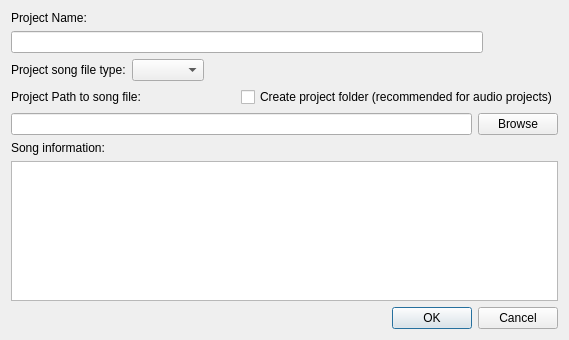
The window that muse/widgets/projectcreate.ui (nengxu/lmuse) describes before a commit, drawn with Qt 5.
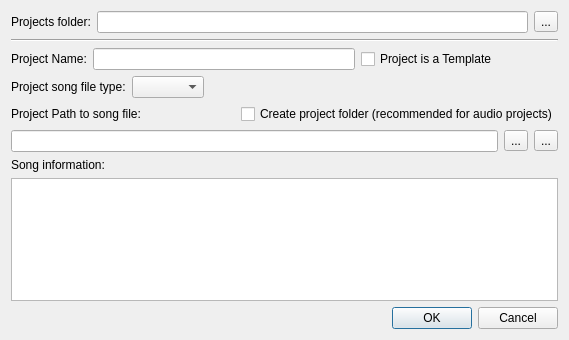
The same window after the commit.

Commit message: Improved: Project save dialog. Added: Project directory in global settings dialog. Untitled project unique name support. Fixed: Saving compressed files, spaces in name.

```diff
--- a/muse/widgets/projectcreate.ui
+++ b/muse/widgets/projectcreate.ui
@@ -17,28 +17,67 @@
    <item>
     <layout class="QVBoxLayout" name="verticalLayout">
      <item>
-      <widget class="QLabel" name="label_2">
-       <property name="text">
-        <string>Project Name:</string>
+      <layout class="QHBoxLayout" name="horizontalLayout_8">
+       <item>
+        <widget class="QLabel" name="label_5">
+         <property name="text">
+          <string>Projects folder:</string>
+         </property>
+        </widget>
+       </item>
+       <item>
+        <widget class="QLineEdit" name="projDirLineEdit">
+         <property name="readOnly">
+          <bool>true</bool>
+         </property>
+        </widget>
+       </item>
+       <item>
+        <widget class="QToolButton" name="projDirToolButton">
+         <property name="text">
+          <string>...</string>
+         </property>
+        </widget>
+       </item>
+      </layout>
+     </item>
+     <item>
+      <widget class="Line" name="line">
+       <property name="orientation">
+        <enum>Qt::Horizontal</enum>
        </property>
       </widget>
      </item>
      <item>
       <layout class="QHBoxLayout" name="horizontalLayout_3">
+       <item>
+        <widget class="QLabel" name="label_2">
+         <property name="text">
+          <string>Project Name:</string>
+         </property>
+        </widget>
+       </item>
        <item>
         <widget class="QLineEdit" name="projectNameEdit"/>
        </item>
+       <item>
+        <widget class="QCheckBox" name="templateCheckBox">
+         <property name="text">
+          <string>Project is a Template</string>
+         </property>
+        </widget>
+       </item>
        <item>
         <spacer name="horizontalSpacer">
          <property name="orientation">
           <enum>Qt::Horizontal</enum>
          </property>
          <property name="sizeType">
-          <enum>QSizePolicy::Fixed</enum>
+          <enum>QSizePolicy::Minimum</enum>
          </property>
          <property name="sizeHint" stdset="0">
           <size>
-           <width>75</width>
+           <width>60</width>
            <height>20</height>
           </size>
          </property>
@@ -114,9 +153,16 @@
         </widget>
        </item>
        <item>
-        <widget class="QPushButton" name="browseDirButton">
+        <widget class="QToolButton" name="browseDirButton">
          <property name="text">
-          <string>Browse</string>
+          <string>...</string>
+         </property>
+        </widget>
+       </item>
+       <item>
+        <widget class="QToolButton" name="restorePathButton">
+         <property name="text">
+          <string>...</string>
          </property>
         </widget>
        </item>
```
Left out of the diff: 12 changed lines with no effect on the pictures. The commit also changes 14 other files.
